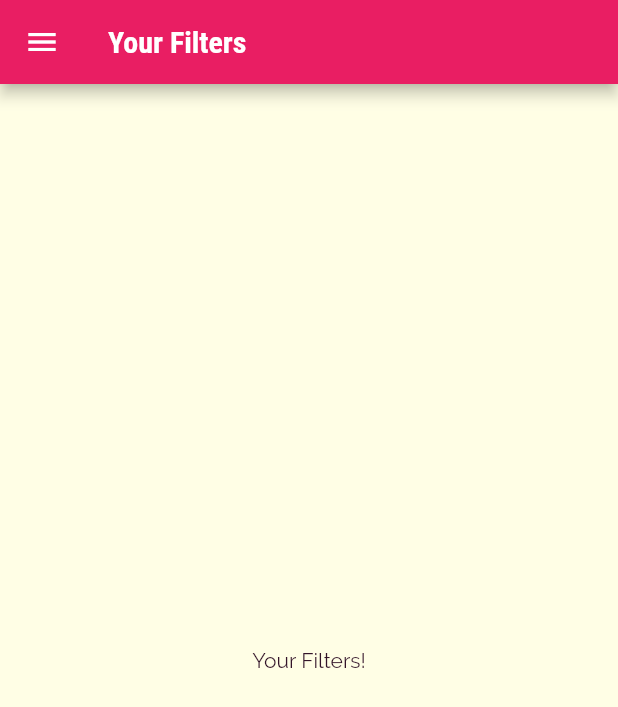
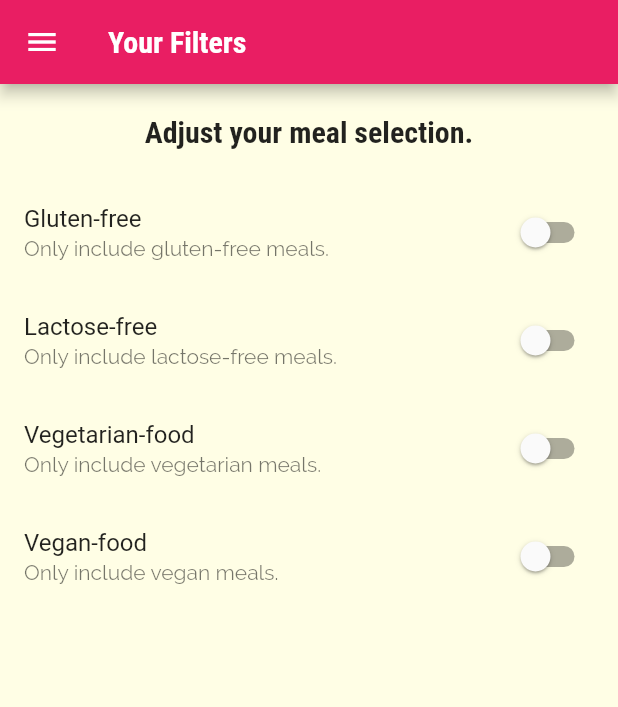
Before and after one commit to guiidc/meals_flutter_app, a Flutter app: the FiltersScreen screen opened by its route, on a phone screen of 412 x 824 dp. Shown: the top 707 px of the screen. Run offline on Flutter 3.47's test engine with Material 2 defaults, Android fonts, the phone set to English and light mode, and no system bars.

Commit message:
:sparkles: feat: add filter switch

```diff
--- a/lib/screens/filters_screen.dart
+++ b/lib/screens/filters_screen.dart
@@ -1,19 +1,92 @@
 import 'package:flutter/material.dart';
 import 'package:flutter_project/widgets/main_drawer.dart';
 
-class FiltersScreen extends StatelessWidget {
+class FiltersScreen extends StatefulWidget {
   const FiltersScreen({super.key});
 
   static const routerName = '/filters';
 
   @override
+  State<FiltersScreen> createState() => _FiltersScreenState();
+}
+
+class _FiltersScreenState extends State<FiltersScreen> {
+  var _glutenFree = false;
+  var _vegetarian = false;
+  var _vegan = false;
+  var _lactoseFree = false;
+
+  Widget _buildSwitchListTile(String title, String description,
+      bool currentValue, Function updateValue) {
+    return SwitchListTile(
+      title: Text(title),
+      value: currentValue,
+      subtitle: Text(description),
+      onChanged: (value) => updateValue(value),
+      activeColor: Theme.of(context).colorScheme.primary,
+    );
+  }
+
+  @override
   Widget build(BuildContext context) {
     return Scaffold(
       appBar: AppBar(
-        title: Text('Your Filters'),
+        title: const Text('Your Filters'),
       ),
       drawer: const MainDrawer(),
-      body: const Center(child: Text('Your Filters!')),
+      body: Column(children: [
+        Container(
+          padding: const EdgeInsets.all(20),
+          child: Text('Adjust your meal selection.',
+              style: Theme.of(context).textTheme.headline6),
+        ),
+        Expanded(
+          child: ListView(
+            children: [
+              _buildSwitchListTile(
+                'Gluten-free',
+                'Only include gluten-free meals.',
+                _glutenFree,
+                (value) {
+                  setState(() {
+                    _glutenFree = value;
+                  });
+                },
+              ),
+              _buildSwitchListTile(
+                'Lactose-free',
+                'Only include lactose-free meals.',
+                _lactoseFree,
+                (value) {
+                  setState(() {
+                    _lactoseFree = value;
+                  });
+                },
+              ),
+              _buildSwitchListTile(
+                'Vegetarian-food',
+                'Only include vegetarian meals.',
+                _vegetarian,
+                (value) {
+                  setState(() {
+                    _vegetarian = value;
+                  });
+                },
+              ),
+              _buildSwitchListTile(
+                'Vegan-food',
+                'Only include vegan meals.',
+                _vegan,
+                (value) {
+                  setState(() {
+                    _vegan = value;
+                  });
+                },
+              ),
+            ],
+          ),
+        )
+      ]),
     );
   }
 }
```
